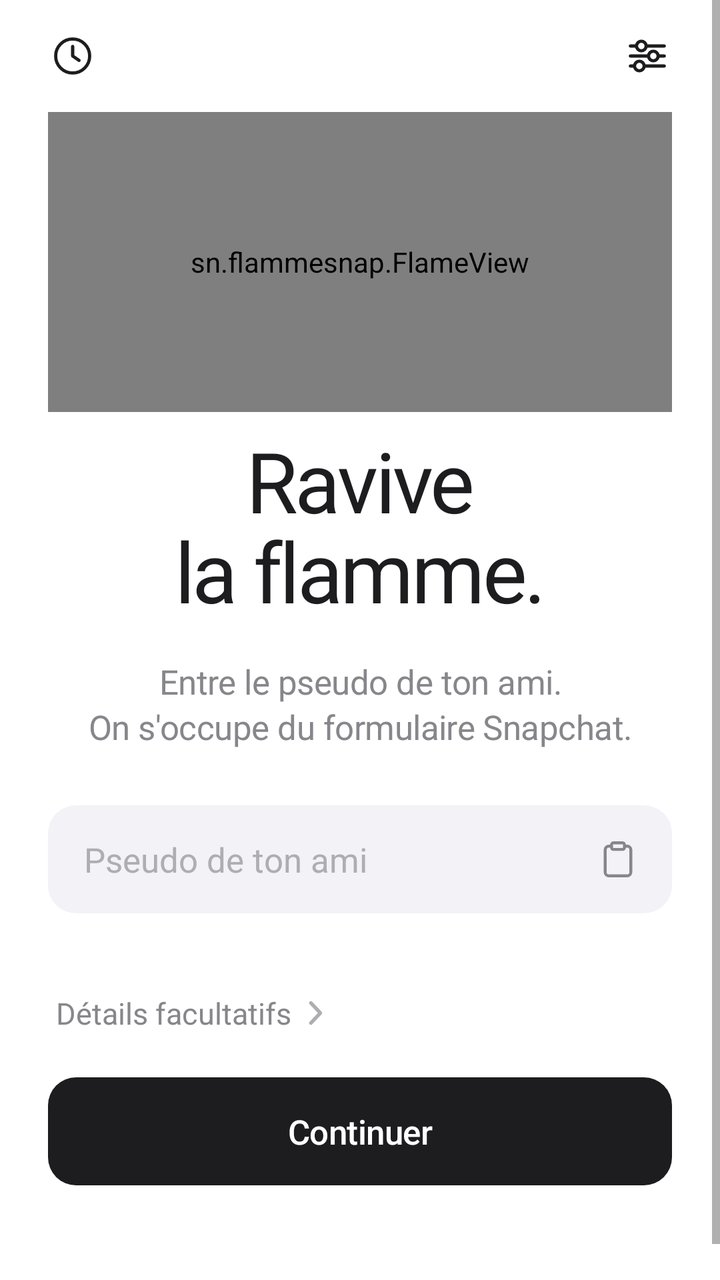
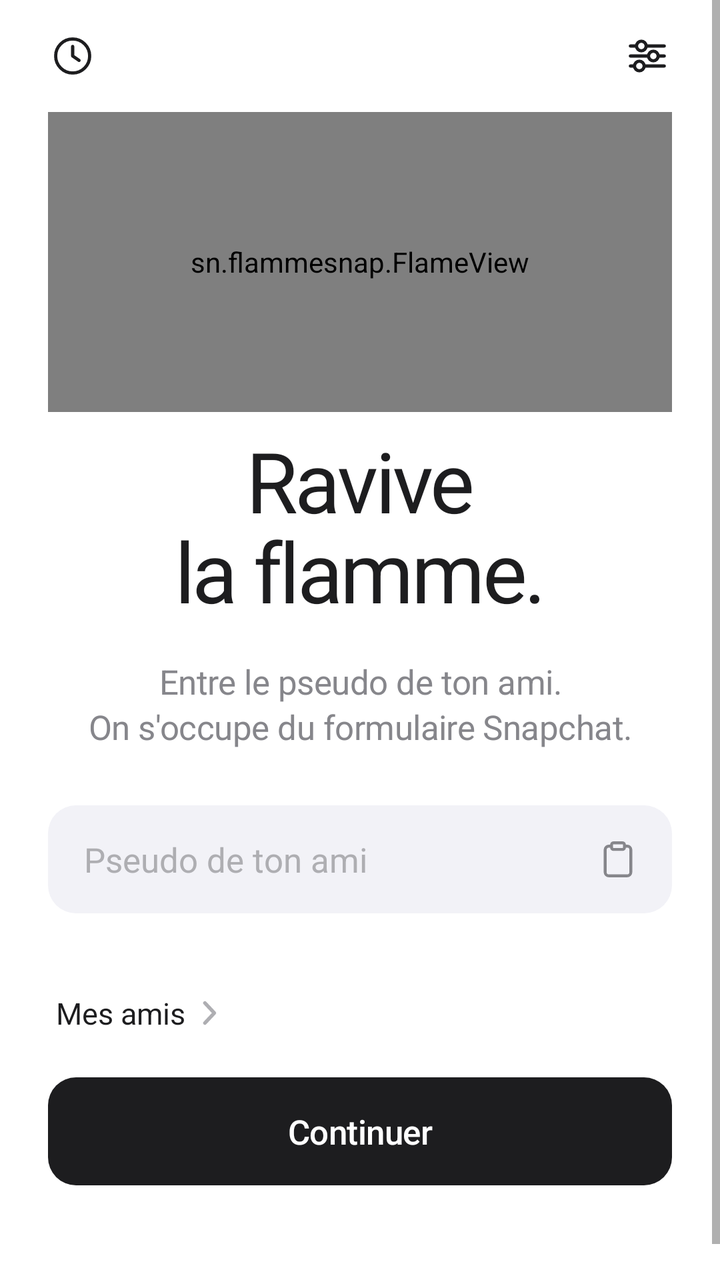

Compare the two renders of this Android layout. The source of the first and the diff that turns it into the second are given below.
<!-- AndroidManifest.xml: activity theme AppTheme.Main -->
<!-- res/layout/activity_main.xml -->
<?xml version="1.0" encoding="utf-8"?>
<ScrollView xmlns:android="http://schemas.android.com/apk/res/android"
    android:id="@+id/scroll"
    android:layout_width="match_parent"
    android:layout_height="match_parent"
    android:fillViewport="true"
    android:overScrollMode="never">

    <LinearLayout
        android:id="@+id/column"
        android:layout_width="match_parent"
        android:layout_height="wrap_content"
        android:animateLayoutChanges="true"
        android:orientation="vertical"
        android:paddingStart="24dp"
        android:paddingEnd="24dp">

        
        <FrameLayout
            android:layout_width="match_parent"
            android:layout_height="56dp">

            <ImageView
                android:id="@+id/history_button"
                android:layout_width="44dp"
                android:layout_height="44dp"
                android:layout_gravity="start|center_vertical"
                android:layout_marginStart="-10dp"
                android:clickable="true"
                android:contentDescription="@string/history"
                android:focusable="true"
                android:padding="10dp"
                android:src="@drawable/ic_clock" />

            <ImageView
                android:id="@+id/settings_button"
                android:layout_width="44dp"
                android:layout_height="44dp"
                android:layout_gravity="end|center_vertical"
                android:layout_marginEnd="-10dp"
                android:clickable="true"
                android:contentDescription="@string/settings"
                android:focusable="true"
                android:padding="10dp"
                android:src="@drawable/ic_sliders" />
        </FrameLayout>

        <Space
            android:layout_width="match_parent"
            android:layout_height="0dp"
            android:layout_weight="1" />

        
        <sn.flammesnap.FlameView
            android:id="@+id/flame"
            android:layout_width="match_parent"
            android:layout_height="150dp" />

        <TextView
            android:id="@+id/title"
            android:layout_width="match_parent"
            android:layout_height="wrap_content"
            android:layout_marginTop="6dp"
            android:gravity="center"
            android:letterSpacing="-0.035"
            android:lineSpacingMultiplier="0.92"
            android:tag="display"
            android:text="@string/main_title"
            android:textColor="@color/label"
            android:textSize="42sp" />

        <TextView
            android:id="@+id/subtitle"
            android:layout_width="match_parent"
            android:layout_height="wrap_content"
            android:layout_marginTop="16dp"
            android:gravity="center"
            android:letterSpacing="-0.01"
            android:lineSpacingExtra="3dp"
            android:text="@string/main_subtitle"
            android:textColor="@color/secondary"
            android:textSize="17sp" />

        <Space
            android:layout_width="match_parent"
            android:layout_height="0dp"
            android:layout_weight="1.3" />

        
        <FrameLayout
            android:id="@+id/input_box"
            android:layout_width="match_parent"
            android:layout_height="wrap_content"
            android:layout_marginTop="28dp">

            <EditText
                android:id="@+id/friend_input"
                style="@style/Field"
                android:hint="@string/friend_hint"
                android:imeOptions="actionGo"
                android:importantForAutofill="no"
                android:inputType="text|textNoSuggestions"
                android:maxLines="1"
                android:paddingEnd="54dp"
                android:singleLine="true" />

            <ImageView
                android:id="@+id/paste_button"
                android:layout_width="44dp"
                android:layout_height="44dp"
                android:layout_gravity="end|center_vertical"
                android:layout_marginEnd="5dp"
                android:clickable="true"
                android:contentDescription="@string/paste"
                android:focusable="true"
                android:padding="11dp"
                android:scaleType="centerInside"
                android:src="@drawable/ic_paste" />
        </FrameLayout>

        <TextView
            android:id="@+id/hint"
            android:layout_width="match_parent"
            android:layout_height="wrap_content"
            android:minHeight="24dp"
            android:alpha="0"
            android:gravity="center_vertical"
            android:paddingStart="6dp"
            android:paddingEnd="6dp"
            android:textColor="@color/secondary"
            android:textSize="13sp" />

        
        <LinearLayout
            android:id="@+id/recents_block"
            android:layout_width="match_parent"
            android:layout_height="wrap_content"
            android:orientation="vertical"
            android:visibility="gone">

            <TextView
                android:layout_width="match_parent"
                android:layout_height="wrap_content"
                android:layout_marginBottom="8dp"
                android:paddingStart="4dp"
                android:text="@string/recents"
                android:textColor="@color/secondary"
                android:textSize="13sp" />

            <HorizontalScrollView
                android:layout_width="match_parent"
                android:layout_height="wrap_content"
                android:layout_marginStart="-24dp"
                android:layout_marginEnd="-24dp"
                android:clipToPadding="false"
                android:overScrollMode="never"
                android:paddingStart="24dp"
                android:paddingEnd="24dp"
                android:scrollbars="none">

                <LinearLayout
                    android:id="@+id/recents"
                    android:layout_width="wrap_content"
                    android:layout_height="wrap_content"
                    android:orientation="horizontal" />
            </HorizontalScrollView>
        </LinearLayout>

        
        <LinearLayout
            android:id="@+id/details_toggle"
            android:layout_width="wrap_content"
            android:layout_height="44dp"
            android:layout_marginTop="4dp"
            android:clickable="true"
            android:focusable="true"
            android:gravity="center_vertical"
            android:orientation="horizontal"
            android:paddingStart="4dp"
            android:paddingEnd="8dp">

            <TextView
                android:layout_width="wrap_content"
                android:layout_height="wrap_content"
                android:tag="medium"
                android:text="@string/details_toggle"
                android:textColor="@color/secondary"
                android:textSize="15sp" />

            <ImageView
                android:id="@+id/details_chevron"
                android:layout_width="8dp"
                android:layout_height="13dp"
                android:layout_marginStart="8dp"
                android:importantForAccessibility="no"
                android:src="@drawable/ic_chevron_right" />
        </LinearLayout>

        <LinearLayout
            android:id="@+id/details"
            android:layout_width="match_parent"
            android:layout_height="wrap_content"
            android:orientation="vertical"
            android:paddingBottom="6dp"
            android:visibility="gone">

            <EditText
                android:id="@+id/days_input"
                style="@style/Field"
                android:hint="@string/days_hint"
                android:imeOptions="actionDone"
                android:importantForAutofill="no"
                android:inputType="number"
                android:maxLength="5"
                android:singleLine="true" />

            <TextView
                android:layout_width="match_parent"
                android:layout_height="wrap_content"
                android:layout_marginTop="14dp"
                android:layout_marginBottom="8dp"
                android:paddingStart="4dp"
                android:text="@string/lost"
                android:textColor="@color/secondary"
                android:textSize="13sp" />

            <sn.flammesnap.Segmented
                android:id="@+id/lost_segmented"
                android:layout_width="match_parent"
                android:layout_height="32dp" />

            <TextView
                android:id="@+id/details_note"
                android:layout_width="match_parent"
                android:layout_height="wrap_content"
                android:layout_marginTop="8dp"
                android:lineSpacingExtra="2dp"
                android:paddingStart="4dp"
                android:paddingEnd="4dp"
                android:text="@string/details_note"
                android:textColor="@color/secondary"
                android:textSize="12sp" />
        </LinearLayout>

        <Button
            android:id="@+id/continue_button"
            style="@style/PrimaryButton"
            android:layout_marginTop="10dp"
            android:tag="semibold"
            android:text="@string/continue_btn" />

        
        <LinearLayout
            android:id="@+id/profile_row"
            android:layout_width="wrap_content"
            android:layout_height="wrap_content"
            android:layout_gravity="center_horizontal"
            android:layout_marginTop="10dp"
            android:layout_marginBottom="16dp"
            android:clickable="true"
            android:focusable="true"
            android:gravity="center_vertical"
            android:minHeight="40dp"
            android:orientation="horizontal"
            android:paddingStart="10dp"
            android:paddingEnd="10dp">

            <FrameLayout
                android:id="@+id/profile_avatar_box"
                android:layout_width="22dp"
                android:layout_height="22dp"
                android:layout_marginEnd="8dp" />

            <TextView
                android:id="@+id/profile_summary"
                android:layout_width="wrap_content"
                android:layout_height="wrap_content"
                android:ellipsize="end"
                android:singleLine="true"
                android:textColor="@color/secondary"
                android:textSize="13sp" />
        </LinearLayout>
    </LinearLayout>
</ScrollView>
<!-- resources referenced by this layout -->
<resources>
  <color name="label">#1D1D1F</color>
  <color name="secondary">#86868B</color>
  <!-- drawable ic_chevron_right (drawable) -->
  <?xml version="1.0" encoding="utf-8"?>
  <vector xmlns:android="http://schemas.android.com/apk/res/android"
      android:width="8dp"
      android:height="13dp"
      android:viewportWidth="8"
      android:viewportHeight="13">
      <path
          android:pathData="M1.8,1.5 L6.5,6.5 L1.8,11.5"
          android:strokeWidth="1.8"
          android:strokeColor="@color/tertiary"
          android:strokeLineCap="round"
          android:strokeLineJoin="round" />
  </vector>
  <!-- drawable ic_clock (drawable) -->
  <?xml version="1.0" encoding="utf-8"?>
  <vector xmlns:android="http://schemas.android.com/apk/res/android"
      android:width="24dp"
      android:height="24dp"
      android:viewportWidth="24"
      android:viewportHeight="24">
      <path
          android:pathData="M3.5,12a8.5,8.5 0 1,0 17,0a8.5,8.5 0 1,0 -17,0z M12,7.2 V12 L15.2,14.2"
          android:strokeWidth="1.6"
          android:strokeColor="@color/label"
          android:strokeLineCap="round"
          android:strokeLineJoin="round" />
  </vector>
  <string name="continue_btn">Continuer</string>
  <string name="days_hint">Durée de la flamme, en jours</string>
  <string name="details_note">Ajouté à la fin du message envoyé à Snapchat.</string>
  <string name="details_toggle">Détails facultatifs</string>
  <string name="friend_hint">Pseudo de ton ami</string>
  <string name="history">Demandes</string>
  <string name="lost">Disparue</string>
  <string name="main_subtitle">Entre le pseudo de ton ami.\nOn s\'occupe du formulaire Snapchat.</string>
  <string name="main_title">Ravive\nla flamme.</string>
  <string name="paste">Coller</string>
  <string name="recents">Récents</string>
  <string name="settings">Réglages</string>
  <style name="PrimaryButton">
          <item name="android:layout_width">match_parent</item>
          <item name="android:layout_height">54dp</item>
          <item name="android:background">@drawable/bg_button</item>
          <item name="android:textColor">@color/on_button</item>
          <item name="android:textSize">17sp</item>
          <item name="android:textAllCaps">false</item>
          <item name="android:stateListAnimator">@null</item>
          <item name="android:elevation">0dp</item>
          <item name="android:letterSpacing">-0.01</item>
      </style>
  <style name="AppTheme.Main" parent="AppTheme.MainBase" />
  <color name="tertiary">#AEAEB2</color>
  <color name="bg">#FFFFFF</color>
  <!-- drawable bg_field (drawable) -->
  <?xml version="1.0" encoding="utf-8"?>
  <shape xmlns:android="http://schemas.android.com/apk/res/android"
      android:shape="rectangle">
      <solid android:color="@color/fill" />
      <corners android:radius="14dp" />
  </shape>
  <!-- drawable cursor (drawable) -->
  <?xml version="1.0" encoding="utf-8"?>
  <shape xmlns:android="http://schemas.android.com/apk/res/android"
      android:shape="rectangle">
      <solid android:color="@color/tint" />
      <size android:width="2dp" />
      <corners android:radius="1dp" />
  </shape>
  <color name="on_button">#FFFFFF</color>
  <style name="AppTheme.MainBase" parent="AppTheme" />
  <color name="fill">#F2F2F7</color>
  <color name="tint">#F2550F</color>
  <color name="button_pressed">#3A3A3C</color>
  <style name="AppTheme" parent="Base.App" />
  <style name="PushAnim" parent="@android:style/Animation.Activity">
          <item name="android:activityOpenEnterAnimation">@anim/push_enter</item>
          <item name="android:activityOpenExitAnimation">@anim/push_exit</item>
          <item name="android:activityCloseEnterAnimation">@anim/pop_enter</item>
          <item name="android:activityCloseExitAnimation">@anim/pop_exit</item>
      </style>
  <!-- unchanged entries left out for length: 5 -->
</resources>

<!-- the commit's change to res/layout/activity_main.xml (unified diff, before → after) -->
@@ -168,7 +168,7 @@
 
         
         <LinearLayout
-            android:id="@+id/details_toggle"
+            android:id="@+id/friends_row"
             android:layout_width="wrap_content"
             android:layout_height="44dp"
             android:layout_marginTop="4dp"
@@ -183,63 +183,23 @@
                 android:layout_width="wrap_content"
                 android:layout_height="wrap_content"
                 android:tag="medium"
-                android:text="@string/details_toggle"
+                android:text="@string/home_friends"
+                android:textColor="@color/label"
+                android:textSize="15sp" />
+
+            <TextView
+                android:id="@+id/friends_count"
+                android:layout_width="wrap_content"
+                android:layout_height="wrap_content"
                 android:textColor="@color/secondary"
                 android:textSize="15sp" />
 
             <ImageView
-                android:id="@+id/details_chevron"
                 android:layout_width="8dp"
                 android:layout_height="13dp"
                 android:layout_marginStart="8dp"
                 android:importantForAccessibility="no"
                 android:src="@drawable/ic_chevron_right" />
-        </LinearLayout>
-
-        <LinearLayout
-            android:id="@+id/details"
-            android:layout_width="match_parent"
-            android:layout_height="wrap_content"
-            android:orientation="vertical"
-            android:paddingBottom="6dp"
-            android:visibility="gone">
-
-            <EditText
-                android:id="@+id/days_input"
-                style="@style/Field"
-                android:hint="@string/days_hint"
-                android:imeOptions="actionDone"
-                android:importantForAutofill="no"
-                android:inputType="number"
-                android:maxLength="5"
-                android:singleLine="true" />
-
-            <TextView
-                android:layout_width="match_parent"
-                android:layout_height="wrap_content"
-                android:layout_marginTop="14dp"
-                android:layout_marginBottom="8dp"
-                android:paddingStart="4dp"
-                android:text="@string/lost"
-                android:textColor="@color/secondary"
-                android:textSize="13sp" />
-
-            <sn.flammesnap.Segmented
-                android:id="@+id/lost_segmented"
-                android:layout_width="match_parent"
-                android:layout_height="32dp" />
-
-            <TextView
-                android:id="@+id/details_note"
-                android:layout_width="match_parent"
-                android:layout_height="wrap_content"
-                android:layout_marginTop="8dp"
-                android:lineSpacingExtra="2dp"
-                android:paddingStart="4dp"
-                android:paddingEnd="4dp"
-                android:text="@string/details_note"
-                android:textColor="@color/secondary"
-                android:textSize="12sp" />
         </LinearLayout>
 
         <Button
<!-- resource entries referenced after the edit -->
@@ -31,12 +31,9 @@
           android:strokeLineJoin="round" />
   </vector>
   <string name="continue_btn">Continuer</string>
-  <string name="days_hint">Durée de la flamme, en jours</string>
-  <string name="details_note">Ajouté à la fin du message envoyé à Snapchat.</string>
-  <string name="details_toggle">Détails facultatifs</string>
   <string name="friend_hint">Pseudo de ton ami</string>
   <string name="history">Demandes</string>
-  <string name="lost">Disparue</string>
+  <string name="home_friends">Mes amis</string>
   <string name="main_subtitle">Entre le pseudo de ton ami.\nOn s\'occupe du formulaire Snapchat.</string>
   <string name="main_title">Ravive\nla flamme.</string>
   <string name="paste">Coller</string>
